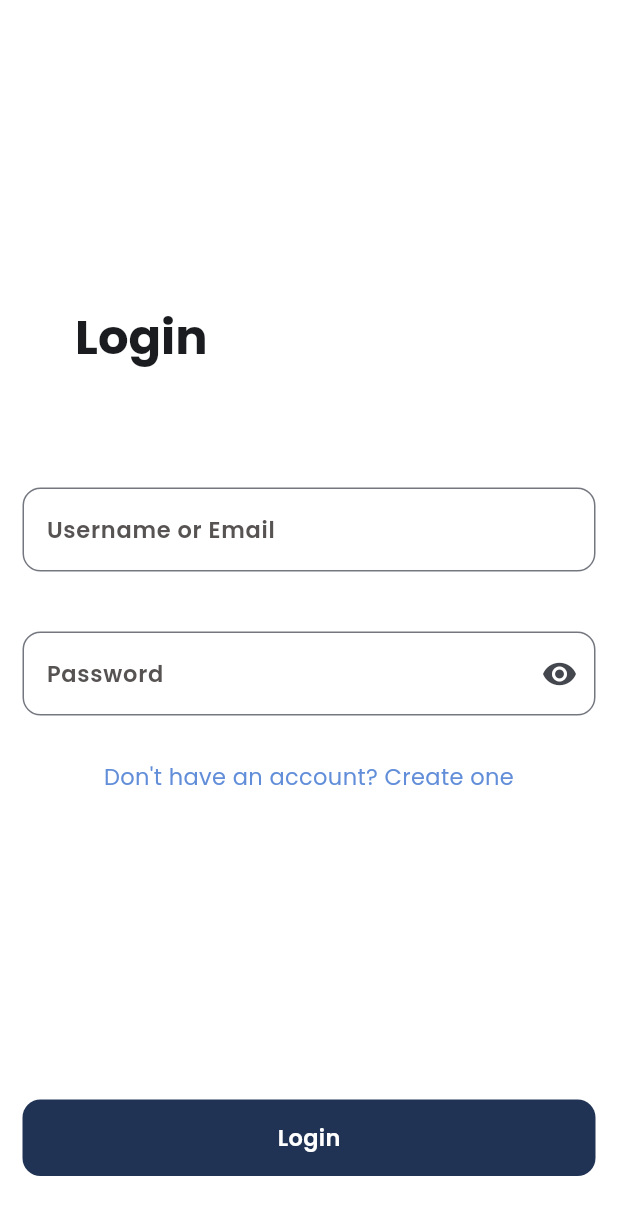
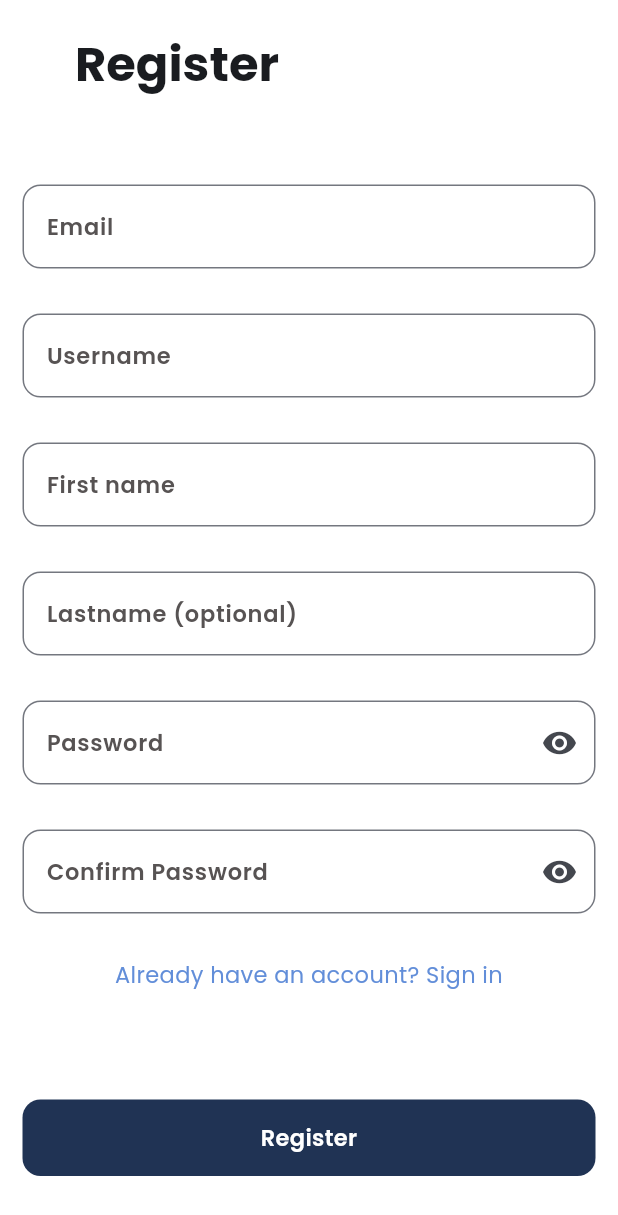
Before and after one commit to rulecoconuts/uthobo_dictionary_app, a Flutter app: the screen it shows after launch, after a tap on "Get Started", after a tap on "Don't have an account? Create one", on a phone screen of 412 x 824 dp. Shown: the top 1215 px of the screen. Run offline on Flutter 3.47's test engine with Material 3 defaults, Android fonts, the phone set to English and light mode, and no system bars; our stand-ins replace dio, email_validator, flutter_hooks, flutter_secure_storage, form_validator, freezed_annotation and 7 more; missing offline and left inert: either_option; accounts and stored records are empty; generated files the repository leaves out were written again.

Commit message:
Implemented registration page

```diff
--- a/lib/config/routing/auth_route_list_generator.dart
+++ b/lib/config/routing/auth_route_list_generator.dart
@@ -1,5 +1,6 @@
 import 'package:dictionary_app/config/routing/route_list_generator.dart';
 import 'package:dictionary_app/widgets/auth/login_page.dart';
+import 'package:dictionary_app/widgets/auth/registration_page.dart';
 import 'package:go_router/src/route.dart';
 
 class AuthRouteListGenerator extends RouteListGenerator {
@@ -9,7 +10,9 @@ class AuthRouteListGenerator extends RouteListGenerator {
       GoRoute(
         path: "/login",
         builder: (context, state) => LoginPage(),
-      )
+      ),
+      GoRoute(
+          path: "/register", builder: (context, state) => RegistrationPage())
     ];
   }
 }
--- a/lib/services/auth/login/jwt_auth_backed_service_mixin.dart
+++ b/lib/services/auth/login/jwt_auth_backed_service_mixin.dart
@@ -1,12 +1,19 @@
 import 'dart:io';
 
+import 'package:dictionary_app/services/auth/login/auth.dart';
 import 'package:dictionary_app/services/auth/login/jwt_auth.dart';
 import 'package:dictionary_app/services/auth/login/web_service_mixin.dart';
 
 mixin JwtAuthBackedServiceMixin on AuthBackedWebServiceMixin {
   @override
   Future<Map<String, dynamic>> generateAuthHeaders() async {
-    JwtAuth jwtAuth = (await getAuth()) as JwtAuth;
+    return await generateAuthHeadersFromSuppliedAuth(await getAuth());
+  }
+
+  @override
+  Future<Map<String, dynamic>> generateAuthHeadersFromSuppliedAuth(
+      Auth auth) async {
+    JwtAuth jwtAuth = auth as JwtAuth;
     return {
       HttpHeaders.authorizationHeader: "Bearer ${jwtAuth.token}",
       if (jwtAuth.refreshToken != null) "Refresh-Token": jwtAuth.refreshToken
--- a/lib/services/auth/login/web_service_mixin.dart
+++ b/lib/services/auth/login/web_service_mixin.dart
@@ -5,4 +5,5 @@ import 'package:dictionary_app/services/auth/login/auth.dart';
 mixin AuthBackedWebServiceMixin {
   Future<Auth> getAuth();
   Future<Map<String, dynamic>> generateAuthHeaders();
+  Future<Map<String, dynamic>> generateAuthHeadersFromSuppliedAuth(Auth auth);
 }
--- /dev/null
+++ b/lib/services/list/list_separator_extension.dart
@@ -0,0 +1,12 @@
+extension ListSeparatorExtension<T> on Iterable<T> {
+  Iterable<T> separator(T Function() divider) sync* {
+    final iterator = this.iterator;
+    if (iterator.moveNext()) {
+      yield iterator.current;
+      while (iterator.moveNext()) {
+        yield divider.call();
+        yield iterator.current;
+      }
+    }
+  }
+}
--- a/lib/services/server/api_error.dart
+++ b/lib/services/server/api_error.dart
@@ -8,14 +8,15 @@ class ApiError {
   final DateTime? timestamp;
   final String? message;
   final String? debugMessage;
-  final Map<String, String> errorMessages = {};
 
-  ApiError({
-    required this.status,
-    this.timestamp,
-    this.message,
-    this.debugMessage,
-  });
+  final Map<String, String> errorMessages;
+
+  ApiError(
+      {required this.status,
+      this.timestamp,
+      this.message,
+      this.debugMessage,
+      this.errorMessages = const {}});
 
   Map<String, dynamic> toJson() => _$ApiErrorToJson(this);
 
--- a/lib/services/user/remote/simple_user_rest_service.dart
+++ b/lib/services/user/remote/simple_user_rest_service.dart
@@ -23,7 +23,7 @@ class SimpleUserRESTService
         AuthBackedWebServiceMixin,
         JwtAuthBackedServiceMixin,
         LoginServiceAuthStorageAuthBackedWebServiceMixin
-    implements UserRESTService {
+    implements UserRESTService<RemoteAppUser> {
   final Dio dio;
   final ServerDetails serverDetails;
   final SerializationUtils serializationUtils;
@@ -54,12 +54,11 @@ class SimpleUserRESTService
 
   /// Shared/main behaviour of fetching user auth data
   Future<RemoteAppUser?> _fetchAuthUserDataInternal(Auth auth) async {
-    var authToUse = auth as JwtAuth;
-
     try {
       String url = "${getEndpoint()}/self";
       var response = await dio.get(url,
-          options: Options(headers: await generateAuthHeaders()));
+          options: Options(
+              headers: await generateAuthHeadersFromSuppliedAuth(auth)));
 
       if (response.statusCode == 403) return null;
 
@@ -104,4 +103,26 @@ class SimpleUserRESTService
   Future<LoginService<Auth, Auth>> getLoginService() async {
     return loginService;
   }
+
+  @override
+  Future<bool> register(RemoteAppUser user) async {
+    try {
+      String url = "${getEndpoint()}/register";
+      var response = await dio.post(url, data: user.toJson());
+
+      if (response.statusCode == 403) return false;
+
+      if (response.statusCode != 200) throw response;
+
+      return true;
+    } on DioException catch (e) {
+      if (e.type == DioExceptionType.badResponse) {
+        var apiError =
+            serializationUtils.deserialize<ApiError>(e.response!.data);
+        throw apiError;
+      }
+
+      rethrow;
+    }
+  }
 }
--- a/lib/services/user/remote/user_rest_service.dart
+++ b/lib/services/user/remote/user_rest_service.dart
@@ -2,7 +2,8 @@ import 'package:dictionary_app/services/auth/login/auth.dart';
 import 'package:dictionary_app/services/user/app_user_domain_object.dart';
 import 'package:dictionary_app/services/user/remote/remote_app_user.dart';
 
-abstract interface class UserRESTService {
+abstract interface class UserRESTService<C> {
   Future<RemoteAppUser?> fetchLoggedInUserData();
   Future<RemoteAppUser?> fetchAuthUserData(Auth auth);
+  Future<bool> register(C user);
 }
--- a/lib/widgets/auth/login_page.dart
+++ b/lib/widgets/auth/login_page.dart
@@ -53,7 +53,7 @@ class LoginPage extends HookWidget
   }
 
   void goToRegistrationPage() {
-    // TODO: Go to registration page
+    router().go("/register");
   }
 
   Function(String) generateCredentialsEditor(
--- /dev/null
+++ b/lib/widgets/auth/registration_page.dart
@@ -0,0 +1,277 @@
+import 'package:dictionary_app/accessors/routing_utils_accessor.dart';
+import 'package:dictionary_app/accessors/user_utils_accessor.dart';
+import 'package:dictionary_app/services/list/list_separator_extension.dart';
+import 'package:dictionary_app/services/server/api_error.dart';
+import 'package:dictionary_app/services/user/remote/remote_app_user.dart';
+import 'package:flutter/material.dart';
+import 'package:flutter_hooks/flutter_hooks.dart';
+import 'package:form_validator/form_validator.dart';
+
+class RegistrationPage extends HookWidget
+    with RoutingUtilsAccessor, UserUtilsAccessor {
+  const RegistrationPage({Key? key}) : super(key: key);
+
+  Future register(
+    GlobalKey<FormState> formKey,
+    ValueNotifier<String> error,
+    ValueNotifier<bool> isLoading,
+    ValueNotifier<bool> shouldAutoValidateOnUserInteraction,
+    Map<String, String> formContent,
+  ) async {
+    isLoading.value = true;
+    try {
+      if (!(formKey.currentState?.validate() ?? false)) return;
+
+      RemoteAppUser user = RemoteAppUser(
+        email: formContent['email']!,
+        username: formContent["username"],
+        firstName: formContent["first_name"],
+        lastName: formContent["last_name"],
+        password: formContent["password"],
+      );
+
+      await ((await userRESTService()).register(user));
+
+      goToLoginPage();
+    } on ApiError catch (e, stackTrace) {
+      String message =
+          e.errorMessages.keys.map((k) => e.errorMessages[k]!).join("\n");
+      error.value =
+          message.isEmpty ? e.message ?? "Something went wrong" : message;
+    } catch (e, stackTrace) {
+      error.value = "Something went wrong";
+    } finally {
+      isLoading.value = false;
+      shouldAutoValidateOnUserInteraction.value = true;
+    }
+  }
+
+  Function(String) generateCredentialsEditor(
+      String key, ValueNotifier<Map<String, dynamic>> credentials) {
+    return (value) => credentials.value[key] = value;
+  }
+
+  List<Widget> generateFormContent(
+      ValueNotifier<Map<String, String>> credentials,
+      ValueNotifier<bool> shouldAutoValidateOnUserInteraction,
+      ValueNotifier<bool> isPasswordVisible) {
+    return <Widget>[
+      TextFormField(
+        initialValue: credentials.value["email"],
+        onChanged: generateCredentialsEditor("email", credentials),
+        autovalidateMode: shouldAutoValidateOnUserInteraction.value
+            ? AutovalidateMode.onUserInteraction
+            : null,
+        validator: ValidationBuilder(
+                optional: false, requiredMessage: "Email is required")
+            .email("Email must be valid")
+            .build(),
+        decoration: InputDecoration(labelText: "Email"),
+      ),
+      TextFormField(
+        initialValue: credentials.value["username"],
+        onChanged: generateCredentialsEditor("username", credentials),
+        autovalidateMode: shouldAutoValidateOnUserInteraction.value
+            ? AutovalidateMode.onUserInteraction
+            : null,
+        validator: ValidationBuilder(
+                optional: false, requiredMessage: "Username is required")
+            .maxLength(150, "Username cannot be more than 150 characters long")
+            .build(),
+        decoration: InputDecoration(labelText: "Username"),
+      ),
+      TextFormField(
+        initialValue: credentials.value["first_name"],
+        onChanged: generateCredentialsEditor("first_name", credentials),
+        textCapitalization: TextCapitalization.sentences,
+        autovalidateMode: shouldAutoValidateOnUserInteraction.value
+            ? AutovalidateMode.onUserInteraction
+            : null,
+        validator: ValidationBuilder(
+                optional: false, requiredMessage: "First name is required")
+            .maxLength(
+                150, "First name cannot be more than 150 characters long")
+            .build(),
+        decoration: InputDecoration(labelText: "First name"),
+      ),
+      TextFormField(
+        initialValue: credentials.value["last_name"],
+        onChanged: generateCredentialsEditor("last_name", credentials),
+        textCapitalization: TextCapitalization.sentences,
+        autovalidateMode: shouldAutoValidateOnUserInteraction.value
+            ? AutovalidateMode.onUserInteraction
+            : null,
+        validator: ValidationBuilder(optional: true)
+            .maxLength(150, "Last name cannot be more than 150 characters long")
+            .build(),
+        decoration: InputDecoration(labelText: "Lastname (optional)"),
+      ),
+      TextFormField(
+        initialValue: credentials.value["password"],
+        onChanged: generateCredentialsEditor("password", credentials),
+        obscureText: !isPasswordVisible.value,
+        autovalidateMode: shouldAutoValidateOnUserInteraction.value
+            ? AutovalidateMode.onUserInteraction
+            : null,
+        validator: ValidationBuilder(requiredMessage: "Password is required")
+            .minLength(8, "Password must be 8-30 characters long")
+            .maxLength(30, "Password must be 8-30 characters long")
+            .build(),
+        decoration: InputDecoration(
+            labelText: "Password",
+            suffixIcon: InkWell(
+              onTap: () => isPasswordVisible.value = !isPasswordVisible.value,
+              child: Icon(isPasswordVisible.value
+                  ? Icons.visibility_off
+                  : Icons.visibility),
+            )),
+      ),
+      TextFormField(
+        initialValue: credentials.value["password_confirmation"],
+        onChanged:
+            generateCredentialsEditor("password_confirmation", credentials),
+        obscureText: !isPasswordVisible.value,
+        autovalidateMode: shouldAutoValidateOnUserInteraction.value
+            ? AutovalidateMode.onUserInteraction
+            : null,
+        validator: ValidationBuilder(requiredMessage: "Passwords do not match")
+            .regExp(RegExp('^(${credentials.value["password"]})\$' ?? r'^()$'),
+                "Passwords do not match")
+            .build(),
+        decoration: InputDecoration(
+            labelText: "Confirm Password",
+            suffixIcon: InkWell(
+              onTap: () => isPasswordVisible.value = !isPasswordVisible.value,
+              child: Icon(isPasswordVisible.value
+                  ? Icons.visibility_off
+                  : Icons.visibility),
+            )),
+      ),
+    ].separator(() => Padding(padding: EdgeInsets.only(top: 30))).toList();
+  }
+
+  void goToLoginPage() {
+    router().go("/login");
+  }
+
+  @override
+  Widget build(BuildContext context) {
+    var formContent = useState(<String, String>{});
+    var isPasswordVisible = useState(false);
+    var error = useState("");
+    var isLoading = useState(false);
+    var credentials = useState(<String, String>{});
+    var formKey = useState(GlobalKey<FormState>());
+    var shouldAutoValidateOnUserInteraction = useState(false);
+    return Material(
+        child: Container(
+            color: Colors.white,
+            child: CustomScrollView(
+              slivers: [
+                SliverFillRemaining(
+                  hasScrollBody: false,
+                  child: Column(
+                    crossAxisAlignment: CrossAxisAlignment.stretch,
+                    children: [
+                      // Main Body
+                      Expanded(
+                        child: Column(
+                          crossAxisAlignment: CrossAxisAlignment.stretch,
+                          mainAxisAlignment: MainAxisAlignment.center,
+                          children: [
+                            // Title
+                            Padding(
+                              padding: EdgeInsets.only(left: 50, bottom: 60),
+                              child: Text(
+                                "Register",
+                                style: Theme.of(context)
+                                    .textTheme
+                                    .headlineLarge
+                                    ?.copyWith(fontWeight: FontWeight.w700),
+                              ),
+                            ),
+                            // Form Widgets
+                            Form(
+                                key: formKey.value,
+                                child: Padding(
+                                    padding:
+                                        EdgeInsets.symmetric(horizontal: 15),
+                                    child: Column(
+                                      crossAxisAlignment:
+                                          CrossAxisAlignment.stretch,
+                                      children: generateFormContent(
+                                          credentials,
+                                          shouldAutoValidateOnUserInteraction,
+                                          isPasswordVisible),
+                                    ))),
+                            if (isLoading.value)
+                              Padding(
+                                padding: EdgeInsets.only(top: 30),
+                                child: Center(
+                                  child: CircularProgressIndicator(),
+                                ),
+                              ),
+
+                            if (error.value.isNotEmpty)
+                              Padding(
+                                padding: EdgeInsets.symmetric(horizontal: 15)
+                                    .copyWith(top: 30),
+                                child: Text(
+                                  error.value,
+                                  textAlign: TextAlign.center,
+                                  style: Theme.of(context)
+                                      .textTheme
+                                      .bodyMedium
+                                      ?.copyWith(color: Colors.red),
+                                ),
+                              ),
+                            Padding(
+                              padding: EdgeInsets.symmetric(horizontal: 15)
+                                  .copyWith(top: 30),
+                              child: InkWell(
+                                  onTap: goToLoginPage,
+                                  child: Text(
+                                    "Already have an account? Sign in",
+                                    textAlign: TextAlign.center,
+                                    style: Theme.of(context)
+                                        .textTheme
+                                        .bodyMedium
+                                        ?.copyWith(color: Color(0xFF628ED9)),
+                                  )),
+                            )
+                          ],
+                        ),
+                      ),
+                      Padding(
+                          padding: EdgeInsets.symmetric(horizontal: 15)
+                              .copyWith(bottom: 40, top: 50),
+                          child: TextButton(
+                              onPressed: isLoading.value
+                                  ? null
+                                  : () => register(
+                                      formKey.value,
+                                      error,
+                                      isLoading,
+                                      shouldAutoValidateOnUserInteraction,
+                                      credentials.value),
+                              style: ButtonStyle(
+                                  backgroundColor: isLoading.value
+                                      ? MaterialStateProperty.all(Colors.grey)
+                                      : null),
+                              child: Text(
+                                "Register",
+                                style: Theme.of(context)
+                                    .textTheme
+                                    .bodyMedium
+                                    ?.copyWith(
+                                      color: Colors.white,
+                                      fontWeight: FontWeight.w600,
+                                    ),
+                              )))
+                    ],
+                  ),
+                )
+              ],
+            )));
+  }
+}
```
Also changed, not shown: lib/services/server/api_error.g.dart.
